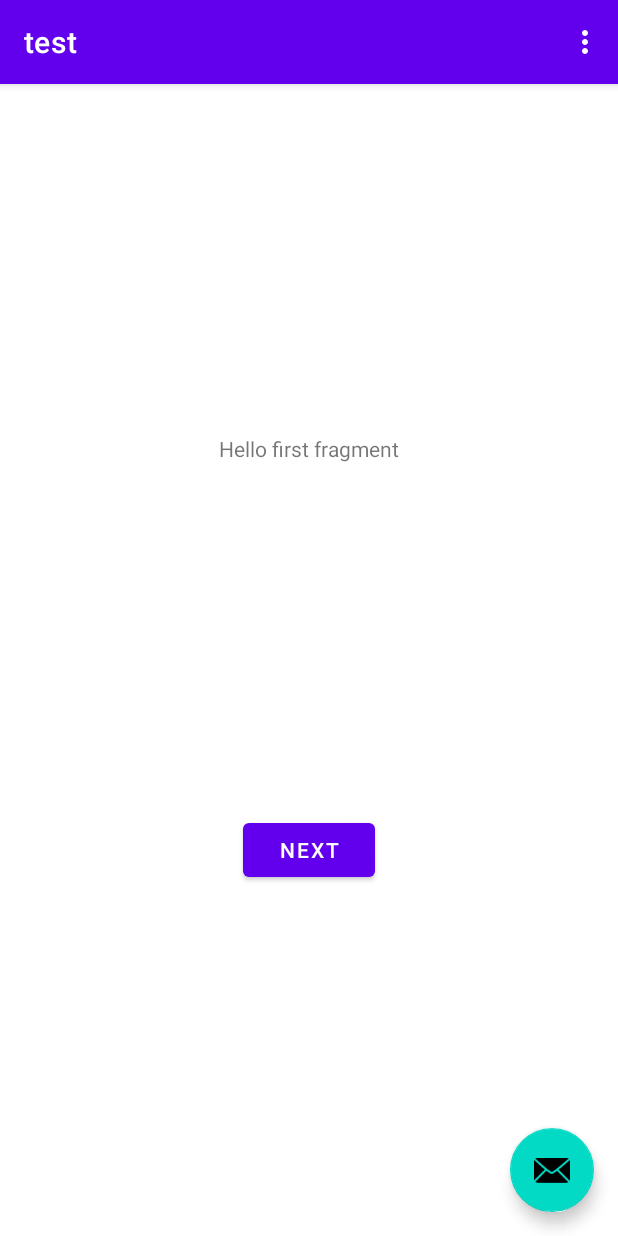
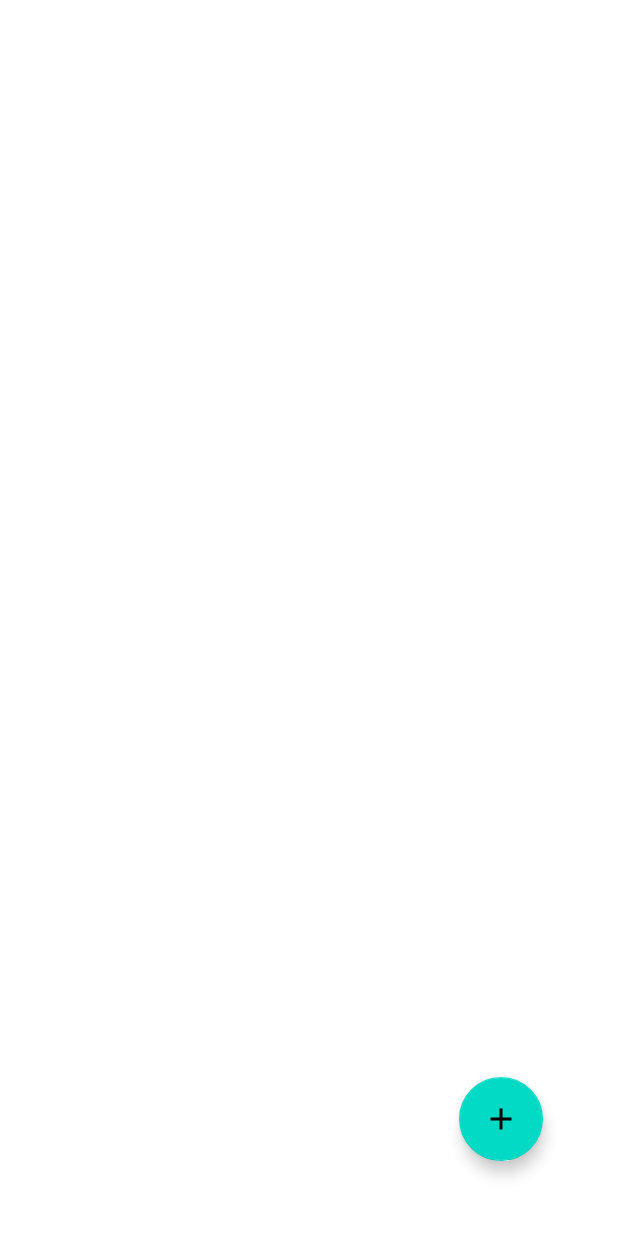
Before and after one commit to Lokeshbibinagar/test, an Android app: the screen it shows after launch (MainActivity), on a phone screen of 412 x 824 dp. Run offline under Robolectric (Android 15) with nearby library versions, the phone set to English and light mode, and no system bars.

Commit message:
Added floating points and custom dialog box

```diff
--- a/app/src/main/java/com/example/test/FirstFragment.java
+++ /dev/null
@@ -1,34 +0,0 @@
-package com.example.test;
-
-import android.os.Bundle;
-import android.view.LayoutInflater;
-import android.view.View;
-import android.view.ViewGroup;
-
-import androidx.annotation.NonNull;
-import androidx.fragment.app.Fragment;
-import androidx.navigation.fragment.NavHostFragment;
-
-public class FirstFragment extends Fragment {
-
-    @Override
-    public View onCreateView(
-            LayoutInflater inflater, ViewGroup container,
-            Bundle savedInstanceState
-    ) {
-        // Inflate the layout for this fragment
-        return inflater.inflate(R.layout.fragment_first, container, false);
-    }
-
-    public void onViewCreated(@NonNull View view, Bundle savedInstanceState) {
-        super.onViewCreated(view, savedInstanceState);
-
-        view.findViewById(R.id.button_first).setOnClickListener(new View.OnClickListener() {
-            @Override
-            public void onClick(View view) {
-                NavHostFragment.findNavController(FirstFragment.this)
-                        .navigate(R.id.action_FirstFragment_to_SecondFragment);
-            }
-        });
-    }
-}
--- a/app/src/main/java/com/example/test/MainActivity.java
+++ b/app/src/main/java/com/example/test/MainActivity.java
@@ -1,10 +1,12 @@
 package com.example.test;
 
+import android.content.DialogInterface;
 import android.os.Bundle;
 
 import com.google.android.material.floatingactionbutton.FloatingActionButton;
 import com.google.android.material.snackbar.Snackbar;
 
+import androidx.appcompat.app.AlertDialog;
 import androidx.appcompat.app.AppCompatActivity;
 import androidx.appcompat.widget.Toolbar;
 
@@ -12,6 +14,8 @@ import android.view.View;
 
 import android.view.Menu;
 import android.view.MenuItem;
+import android.widget.EditText;
+import android.widget.Toast;
 
 public class MainActivity extends AppCompatActivity {
 
@@ -19,38 +23,28 @@ public class MainActivity extends AppCompatActivity {
     protected void onCreate(Bundle savedInstanceState) {
         super.onCreate(savedInstanceState);
         setContentView(R.layout.activity_main);
-        Toolbar toolbar = findViewById(R.id.toolbar);
-        setSupportActionBar(toolbar);
 
         FloatingActionButton fab = findViewById(R.id.fab);
         fab.setOnClickListener(new View.OnClickListener() {
             @Override
             public void onClick(View view) {
-                Snackbar.make(view, "Replace with your own action", Snackbar.LENGTH_LONG)
-                        .setAction("Action", null).show();
+
+                AlertDialog.Builder bd = new AlertDialog.Builder(MainActivity.this,R.style.Theme_AppCompat_Dialog_Alert);
+
+                final View cl = getLayoutInflater().inflate(R.layout.custom_dialog,null);
+
+                bd.setView(cl);
+
+                bd.setPositiveButton("OK", (DialogInterface dialog, int which) -> {
+                    EditText _title = cl.findViewById(R.id.title);
+                    Toast.makeText(MainActivity.this, _title.toString(), Toast.LENGTH_SHORT).show();
+                });
+
+                bd.setNegativeButton("Cancel", (DialogInterface dialog, int which) -> {
+
+                });
+
             }
         });
     }
-
-    @Override
-    public boolean onCreateOptionsMenu(Menu menu) {
-        // Inflate the menu; this adds items to the action bar if it is present.
-        getMenuInflater().inflate(R.menu.menu_main, menu);
-        return true;
-    }
-
-    @Override
-    public boolean onOptionsItemSelected(MenuItem item) {
-        // Handle action bar item clicks here. The action bar will
-        // automatically handle clicks on the Home/Up button, so long
-        // as you specify a parent activity in AndroidManifest.xml.
-        int id = item.getItemId();
-
-        //noinspection SimplifiableIfStatement
-        if (id == R.id.action_settings) {
-            return true;
-        }
-
-        return super.onOptionsItemSelected(item);
-    }
 }
--- /dev/null
+++ b/app/src/main/res/drawable/ic_baseline_add_24.xml
@@ -0,0 +1,10 @@
+<vector xmlns:android="http://schemas.android.com/apk/res/android"
+    android:width="24dp"
+    android:height="24dp"
+    android:viewportWidth="24"
+    android:viewportHeight="24"
+    android:tint="?attr/colorControlNormal">
+  <path
+      android:fillColor="@android:color/white"
+      android:pathData="M19,13h-6v6h-2v-6H5v-2h6V5h2v6h6v2z"/>
+</vector>
--- a/app/src/main/res/layout/activity_main.xml
+++ b/app/src/main/res/layout/activity_main.xml
@@ -6,28 +6,13 @@
     android:layout_height="match_parent"
     tools:context=".MainActivity">
 
-    <com.google.android.material.appbar.AppBarLayout
-        android:layout_width="match_parent"
-        android:layout_height="wrap_content"
-        android:theme="@style/Theme.Test.AppBarOverlay">
-
-        <androidx.appcompat.widget.Toolbar
-            android:id="@+id/toolbar"
-            android:layout_width="match_parent"
-            android:layout_height="?attr/actionBarSize"
-            android:background="?attr/colorPrimary"
-            app:popupTheme="@style/Theme.Test.PopupOverlay" />
-
-    </com.google.android.material.appbar.AppBarLayout>
-
-    <include layout="@layout/content_main" />
 
     <com.google.android.material.floatingactionbutton.FloatingActionButton
         android:id="@+id/fab"
         android:layout_width="wrap_content"
         android:layout_height="wrap_content"
         android:layout_gravity="bottom|end"
-        android:layout_margin="@dimen/fab_margin"
-        app:srcCompat="@android:drawable/ic_dialog_email" />
+        android:layout_margin="50dp"
+        android:src="@drawable/ic_baseline_add_24" />
 
 </androidx.coordinatorlayout.widget.CoordinatorLayout>
--- a/app/src/main/res/layout/content_main.xml
+++ /dev/null
@@ -1,19 +0,0 @@
-<?xml version="1.0" encoding="utf-8"?>
-<androidx.constraintlayout.widget.ConstraintLayout xmlns:android="http://schemas.android.com/apk/res/android"
-    xmlns:app="http://schemas.android.com/apk/res-auto"
-    android:layout_width="match_parent"
-    android:layout_height="match_parent"
-    app:layout_behavior="@string/appbar_scrolling_view_behavior">
-
-    <fragment
-        android:id="@+id/nav_host_fragment"
-        android:name="androidx.navigation.fragment.NavHostFragment"
-        android:layout_width="0dp"
-        android:layout_height="0dp"
-        app:defaultNavHost="true"
-        app:layout_constraintBottom_toBottomOf="parent"
-        app:layout_constraintLeft_toLeftOf="parent"
-        app:layout_constraintRight_toRightOf="parent"
-        app:layout_constraintTop_toTopOf="parent"
-        app:navGraph="@navigation/nav_graph" />
-</androidx.constraintlayout.widget.ConstraintLayout>
--- a/app/src/main/res/layout/fragment_first.xml
+++ /dev/null
@@ -1,28 +0,0 @@
-<?xml version="1.0" encoding="utf-8"?>
-<androidx.constraintlayout.widget.ConstraintLayout xmlns:android="http://schemas.android.com/apk/res/android"
-    xmlns:app="http://schemas.android.com/apk/res-auto"
-    xmlns:tools="http://schemas.android.com/tools"
-    android:layout_width="match_parent"
-    android:layout_height="match_parent"
-    tools:context=".FirstFragment">
-
-    <TextView
-        android:id="@+id/textview_first"
-        android:layout_width="wrap_content"
-        android:layout_height="wrap_content"
-        android:text="@string/hello_first_fragment"
-        app:layout_constraintBottom_toTopOf="@id/button_first"
-        app:layout_constraintEnd_toEndOf="parent"
-        app:layout_constraintStart_toStartOf="parent"
-        app:layout_constraintTop_toTopOf="parent" />
-
-    <Button
-        android:id="@+id/button_first"
-        android:layout_width="wrap_content"
-        android:layout_height="wrap_content"
-        android:text="@string/next"
-        app:layout_constraintBottom_toBottomOf="parent"
-        app:layout_constraintEnd_toEndOf="parent"
-        app:layout_constraintStart_toStartOf="parent"
-        app:layout_constraintTop_toBottomOf="@id/textview_first" />
-</androidx.constraintlayout.widget.ConstraintLayout>
```
Also changed, not shown: app/src/main/java/com/example/test/SecondFragment.java (deleted, +0 -34 lines), app/src/main/res/layout/custom_dialog.xml (added, +18 -0 lines), app/src/main/res/layout/fragment_second.xml (deleted, +0 -27 lines).
